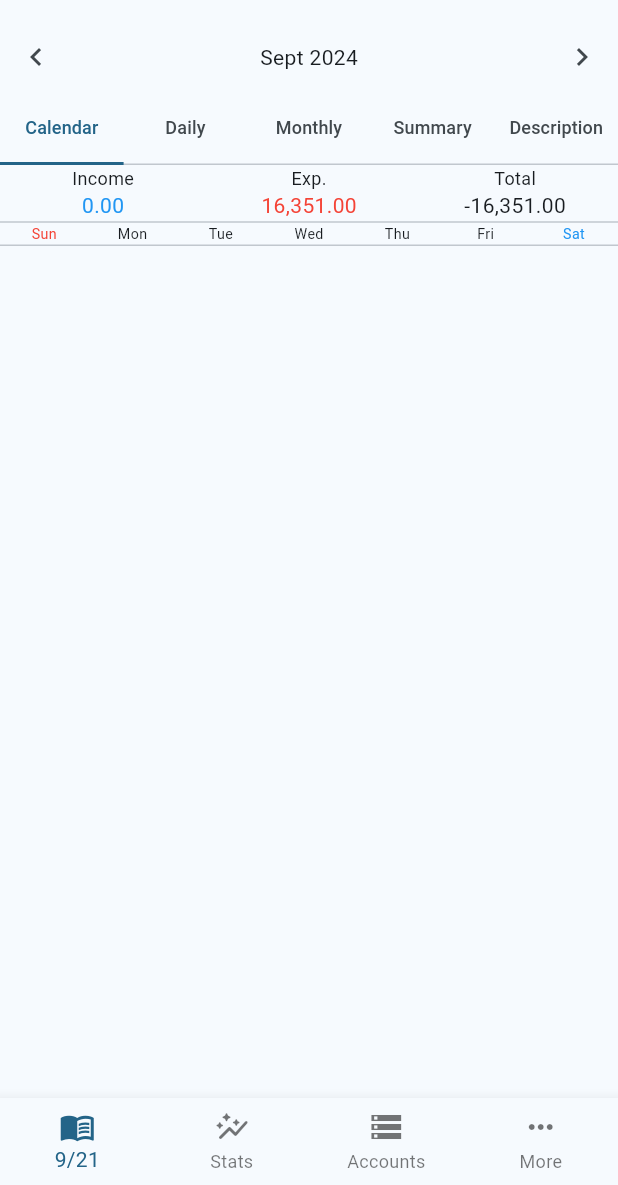
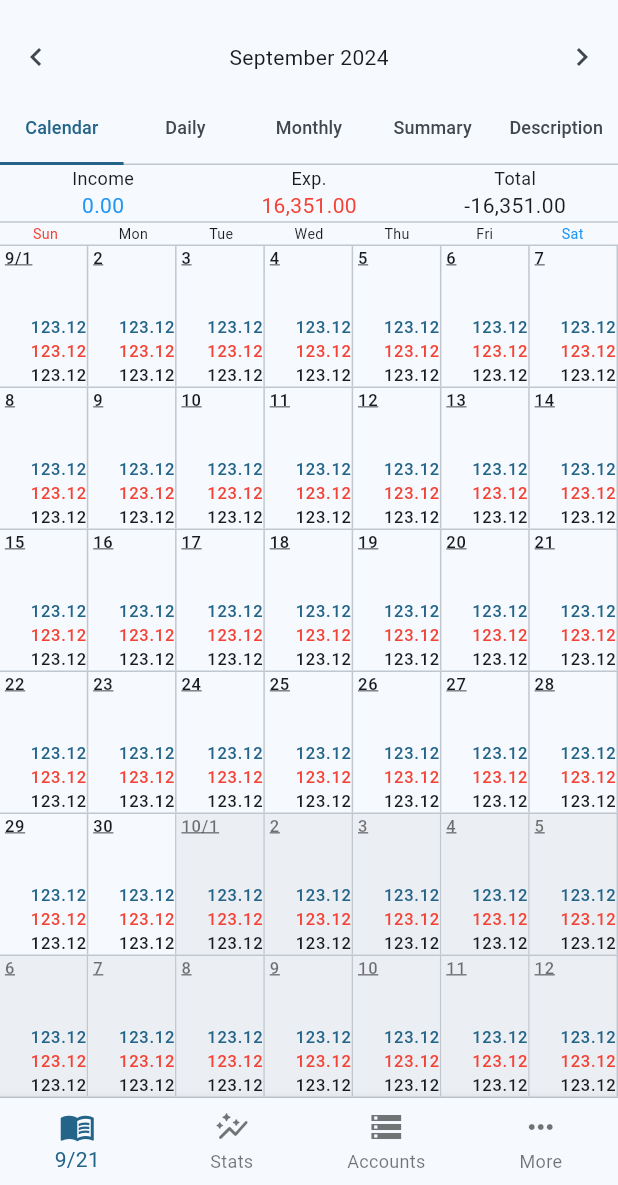
Before and after one commit to b4ltz/expense_tracker, a Flutter app: the screen it shows after launch, on a phone screen of 412 x 824 dp, the part 51-1236 px from its top. Run offline on Flutter 3.47's test engine with Material 3 defaults, Android fonts, the phone set to English and light mode, and no system bars; our stand-ins replace bloc, equatable, flutter_bloc, freezed_annotation, google_fonts; missing offline and left inert: in_date_utils.

Commit message:
initial ui done calendar

```diff
--- a/analysis_options.yaml
+++ b/analysis_options.yaml
@@ -1 +1,5 @@
 include: package:flutter_lints/flutter.yaml
+
+analyzer:
+  errors:
+    invalid_annotation_target: ignore
--- /dev/null
+++ b/lib/src/core/utils/usecases/date_utils.dart
@@ -0,0 +1,39 @@
+
+
+
+import 'package:in_date_utils/in_date_utils.dart';
+
+const kWeekDays = ['Sun', 'Mon', 'Tue', 'Wed', 'Thu', 'Fri', 'Sat'];
+List<DateTime> getCalendarDates(DateTime dt) {
+  List<DateTime> value = <DateTime>[];
+  DateTime refDate = DateTime(dt.year,dt.month, 1);
+  int weekday = refDate.weekday;
+  if (weekday == 7) weekday = 0;
+  const totalDays = 42;
+  int currDay = weekday * -1;
+  for (var i = currDay; i < totalDays; i++) {
+    final date = refDate.add(Duration(days: i));
+    value.add(date);
+    if (value.length == 42) break;
+  }
+  return value;
+}
+extension DTUExtension on DTU {
+  static bool isSameMonth(DateTime d1, DateTime d2) {
+    return d1.month == d2.month && d1.year == d2.year;
+  }
+}
+
+List<List<DateTime>> splitDates(List<DateTime> originalList, int numberOfSublists) {
+  // Calculate the size of each sublist
+  int chunkSize = (originalList.length / numberOfSublists).ceil();
+
+  List<List<DateTime>> subLists = [];
+
+  for (int i = 0; i < originalList.length; i += chunkSize) {
+    // Make sure we don't go out of bounds for the last sublist
+    subLists.add(originalList.sublist(i, i + chunkSize > originalList.length ? originalList.length : i + chunkSize));
+  }
+
+  return subLists;
+}
--- a/lib/src/features/landing/presentation/landing.dart
+++ b/lib/src/features/landing/presentation/landing.dart
@@ -23,7 +23,6 @@ class _LandingPageState extends State<LandingPage>
     return Column(
       children: [
         TransAppBar(tabController: _tabController),
-        Container(),
         Expanded(
           child: TabBarView(
             controller: _tabController,
--- /dev/null
+++ b/lib/src/features/landing/presentation/widgets/calendar/bloc/calendar_bloc.dart
@@ -0,0 +1,31 @@
+import 'dart:async';
+
+import 'package:flutter_bloc/flutter_bloc.dart';
+import 'package:equatable/equatable.dart';
+import 'package:expense_tracker/src/core/utils/usecases/date_utils.dart';
+import 'package:expense_tracker/src/features/landing/presentation/widgets/calendar/bloc/calendar_event.dart';
+import 'package:in_date_utils/in_date_utils.dart';
+
+part 'calendar_state.dart';
+
+class CalendarBloc extends Bloc<CalendarEvent, CalendarState> {
+  CalendarBloc() : super(CalendarState(selectedDate: DateTime.now())) {
+    on<CalendarNextMonthPressed>(_onNextPage);
+    on<CalendarPrevMonthPressed>(_onPrevPage);
+  }
+
+  FutureOr<void> _onNextPage(
+      CalendarNextMonthPressed event, Emitter<CalendarState> emit) {
+    final newDate = DTU.addMonths(state.selectedDate, 1);
+
+    emit(CalendarState(selectedDate: newDate));
+    // get calendar events for these dates
+  }
+
+  FutureOr<void> _onPrevPage(
+      CalendarPrevMonthPressed event, Emitter<CalendarState> emit) {
+    final newDate = DTU.addMonths(state.selectedDate, -1);
+    emit(CalendarState(selectedDate: newDate));
+    // get calendar events for these dates
+  }
+}
--- /dev/null
+++ b/lib/src/features/landing/presentation/widgets/calendar/bloc/calendar_event.dart
@@ -0,0 +1,14 @@
+// This file is "main.dart"
+import 'package:freezed_annotation/freezed_annotation.dart';
+import 'package:flutter/foundation.dart';
+
+// required: associates our `main.dart` with the code generated by Freezed
+part 'calendar_event.freezed.dart';
+
+
+
+@freezed
+class CalendarEvent with _$CalendarEvent {
+  const factory CalendarEvent.nextMonthPressed() = CalendarNextMonthPressed;
+  const factory CalendarEvent.prevMonthPressed() = CalendarPrevMonthPressed;
+}
--- /dev/null
+++ b/lib/src/features/landing/presentation/widgets/calendar/bloc/calendar_state.dart
@@ -0,0 +1,30 @@
+part of 'calendar_bloc.dart';
+
+final class CalendarState extends Equatable {
+   CalendarState({required this.selectedDate}) {
+    dates = getCalendarDates(selectedDate);
+   }
+
+  final DateTime selectedDate;
+  late final List<DateTime> dates;
+
+  CalendarState copyWith({DateTime? selectedDate, List<DateTime>? dates}) {
+    return CalendarState(selectedDate: selectedDate ?? this.selectedDate);
+  }
+
+  @override
+  List<Object?> get props => [selectedDate, dates];
+
+  @override
+  String toString() {
+    return 'CalendarState{selectedDate=$selectedDate, dates=$dates}';
+  }
+
+  String getDateText(DateTime date) {
+    if (date.day != 1) {
+      return '${date.day}';
+    } else {
+      return '${date.month}/${date.day}';
+    }
+  }
+}
--- a/lib/src/features/landing/presentation/widgets/calendar/calendar.dart
+++ b/lib/src/features/landing/presentation/widgets/calendar/calendar.dart
@@ -1,25 +1,15 @@
+import 'package:expense_tracker/src/core/utils/usecases/date_utils.dart';
+import 'package:expense_tracker/src/features/landing/presentation/widgets/calendar/bloc/calendar_bloc.dart';
 import 'package:flutter/material.dart';
+import 'package:flutter_bloc/flutter_bloc.dart';
+import 'package:in_date_utils/in_date_utils.dart';
+import 'package:expense_tracker/src/core/utils/usecases/date_utils.dart';
 
 class Calendar extends StatelessWidget {
   const Calendar({super.key});
 
-  @override
-  Widget build(BuildContext context) {
-    const List<String> kWeekDays = [
-      'Sun',
-      'Mon',
-      'Tue',
-      'Wed',
-      'Thu',
-      'Fri',
-      'Sat'
-    ];
-    return Column(
-      children: [
-        Row(
-          children: kWeekDays
-              .map(
-                (e) => Expanded(
+  Widget _weekDaysGenerator(String e) {
+    return Expanded(
       child: Center(
           child: Text(
         e,
@@ -31,12 +21,127 @@ class Calendar extends StatelessWidget {
                     ? Colors.blue
                     : null),
       )),
-                ),
-              )
-              .toList(),
+    );
+  }
+
+  @override
+  Widget build(BuildContext context) {
+    return Column(
+      children: [
+        Row(
+          children: [
+            const VerticalDivider(width: 1),
+            ...kWeekDays.map(_weekDaysGenerator),
+            const VerticalDivider(width: 1),
+          ],
         ),
         const Divider(height: 1),
+        Expanded(
+          child: BlocBuilder<CalendarBloc, CalendarState>(
+            builder: (_, state) {
+              return Column(
+                children: [
+                  for (var row in splitDates(state.dates, 6).indexed) ...[
+                    Expanded(
+                      child: Row(
+                        children: [
+                          for (var innerRow in row.$2.indexed) ...[
+                            _CalendarDay(innerRow: innerRow, state: state),
+                            const VerticalDivider(width: 1)
+                          ]
+                        ],
+                      ),
+                    ),
+                    const Divider(height: 1)
+                  ]
+                ],
+              );
+            },
+          ),
+        ),
       ],
     );
   }
 }
+
+class _CalendarDay extends StatelessWidget {
+  const _CalendarDay({
+    required this.innerRow,
+    required this.state,
+  });
+
+  final (int, DateTime) innerRow;
+  final CalendarState state;
+
+  @override
+  Widget build(BuildContext context) {
+    final now = DateTime.now();
+    return Expanded(
+      child: InkWell(
+        onTap: () {},
+        child: Container(
+          color: !DTUExtension.isSameMonth(innerRow.$2, state.selectedDate)
+              ? Theme.of(context).colorScheme.surfaceContainer
+              : null,
+          child: SizedBox.expand(
+            child: Column(
+              crossAxisAlignment: CrossAxisAlignment.start,
+              children: [
+                Container(
+                  padding: const EdgeInsets.fromLTRB(3, 0, 0, 0),
+                  width: double.infinity,
+                  color: DTU.isSameDay(now, innerRow.$2)
+                      ? Theme.of(context).primaryColor
+                      : null,
+                  child: Text(
+                    state.getDateText(innerRow.$2),
+                    style: Theme.of(context).textTheme.labelSmall?.copyWith(
+                          decoration: TextDecoration.underline,
+                          color: DTU.isSameDay(now, innerRow.$2)
+                              ? Colors.white
+                              : !DTUExtension.isSameMonth(
+                                      innerRow.$2, state.selectedDate)
+                                  ? Colors.black54
+                                  : null,
+                        ),
+                  ),
+                ),
+                const Expanded(child: SizedBox()),
+                SizedBox(
+                  width: double.infinity,
+                  child: Text(
+                    '123.12',
+                    textAlign: TextAlign.right,
+                    style: Theme.of(context)
+                        .textTheme
+                        .labelSmall
+                        ?.copyWith(color: Theme.of(context).primaryColor),
+                  ),
+                ),
+                SizedBox(
+                  width: double.infinity,
+                  child: Text(
+                    '123.12',
+                    textAlign: TextAlign.right,
+                    style: Theme.of(context)
+                        .textTheme
+                        .labelSmall
+                        ?.copyWith(color: Colors.red),
+                  ),
+                ),
+                SizedBox(
+                  width: double.infinity,
+                  child: Text(
+                    '123.12',
+                    textAlign: TextAlign.right,
+                    style: Theme.of(context).textTheme.labelSmall?.copyWith(),
+                  ),
+                ),
+              ],
+            ),
+          ),
+        ),
+      ),
+    );
+  }
+}
--- a/lib/src/features/landing/presentation/widgets/top_navigation.dart
+++ b/lib/src/features/landing/presentation/widgets/top_navigation.dart
@@ -1,4 +1,8 @@
+import 'package:expense_tracker/src/features/landing/presentation/widgets/calendar/bloc/calendar_bloc.dart';
+import 'package:expense_tracker/src/features/landing/presentation/widgets/calendar/bloc/calendar_event.dart';
 import 'package:flutter/material.dart';
+import 'package:flutter_bloc/flutter_bloc.dart';
+import 'package:intl/intl.dart';
 
 class TransAppBar extends StatelessWidget {
   final TabController tabController;
@@ -37,14 +41,27 @@ class TransAppBar extends StatelessWidget {
         Row(
           children: [
             IconButton(
-              onPressed: () {},
+              onPressed: () {
+                context
+                    .read<CalendarBloc>()
+                    .add(const CalendarPrevMonthPressed());
+              },
               icon: const Icon(Icons.chevron_left),
             ),
-            const Expanded(
-              child: Center(child: Text('Sept 2024')),
+            Expanded(
+              child: Center(child: BlocBuilder<CalendarBloc, CalendarState>(
+                builder: (context, state) {
+                  final f = DateFormat('MMMM yyyy');
+                  return Text(f.format(state.selectedDate));
+                },
+              )),
             ),
             IconButton(
-              onPressed: () {},
+              onPressed: () {
+                context
+                    .read<CalendarBloc>()
+                    .add(const CalendarNextMonthPressed());
+              },
               icon: const Icon(Icons.chevron_right),
             ),
           ],
@@ -108,7 +125,9 @@ class TransAppBar extends StatelessWidget {
             ),
           ],
         ),
-        const Divider(height: 2,),
+        const Divider(
+          height: 2,
+        ),
       ],
     );
   }
--- a/lib/src/features/root/presentation/pages/root_page.dart
+++ b/lib/src/features/root/presentation/pages/root_page.dart
@@ -1,5 +1,6 @@
 import 'package:expense_tracker/src/features/accounts/presentation/accounts.dart';
 import 'package:expense_tracker/src/features/landing/presentation/landing.dart';
+import 'package:expense_tracker/src/features/landing/presentation/widgets/calendar/bloc/calendar_bloc.dart';
 import 'package:expense_tracker/src/features/root/presentation/bloc/bottom_nav_cubit.dart';
 import 'package:expense_tracker/src/features/root/presentation/widgets/bottom_navigation.dart';
 import 'package:expense_tracker/src/features/settings/presentation/settings.dart';
@@ -14,7 +15,8 @@ class DashboardPage extends StatefulWidget {
   State<DashboardPage> createState() => _DashboardPageState();
 }
 
-class _DashboardPageState extends State<DashboardPage> with SingleTickerProviderStateMixin{
+class _DashboardPageState extends State<DashboardPage>
+    with SingleTickerProviderStateMixin {
   late final TabController _tabController;
 
   @override
@@ -27,18 +29,22 @@ class _DashboardPageState extends State<DashboardPage> with SingleTickerProvider
   Widget build(BuildContext context) {
     return BlocProvider(
       create: (context) => BottomNavigationCubit(),
-      child:  SafeArea(
+      child: SafeArea(
         child: Scaffold(
           body: TabBarView(
             controller: _tabController,
-            children: const [
-              LandingPage(),
-              StatsPage(),
-              AccountsPage(),
-              SettingsPage(),
+            children:  [
+              BlocProvider(
+                create: (context) => CalendarBloc(),
+                child: const LandingPage(),
+              ),
+              const StatsPage(),
+              const AccountsPage(),
+              const SettingsPage(),
             ],
           ),
-          bottomNavigationBar:  DashboardBottomNavigation(tabController: _tabController),
+          bottomNavigationBar:
+              DashboardBottomNavigation(tabController: _tabController),
         ),
       ),
     );
```
Also changed, not shown: pubspec.yaml (+9 -0 lines), tests/main.dart (added, +24 -0 lines), lib/src/features/landing/presentation/widgets/calendar/bloc/calendar_event.freezed.dart (added), pubspec.lock. Lines whose indentation alone changed are shown as unchanged.
